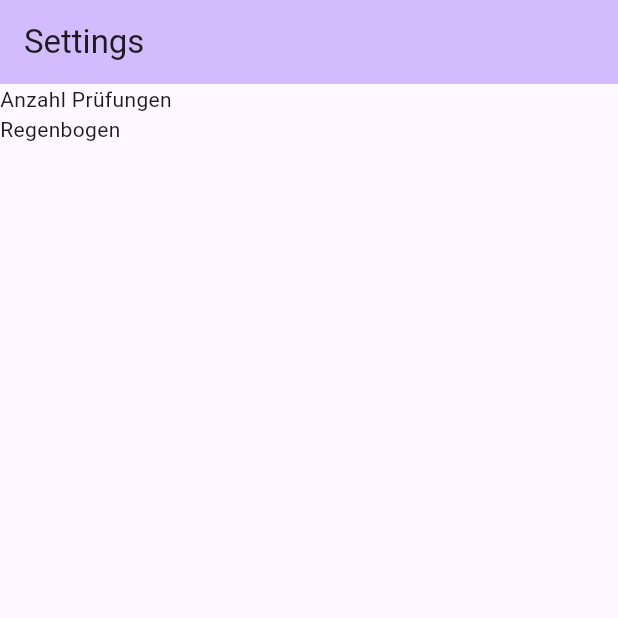
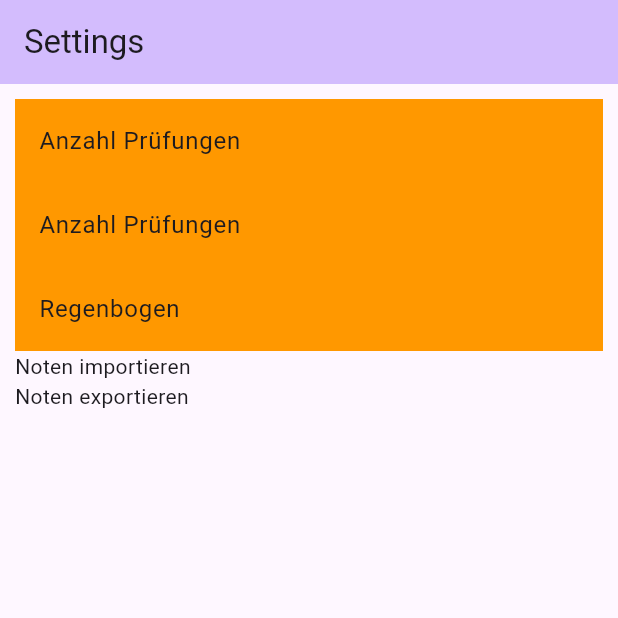
Before and after one commit to AKORA-Studios/calq_abiturnoten, a Flutter app: the SettingsScreen screen opened directly, on a phone screen of 412 x 824 dp, the top half of it. Run offline on Flutter 3.47's test engine with Material 3 defaults, Android fonts, the light colour scheme and no system bars.

Commit message:
Add base Screens

```diff
--- /dev/null
+++ b/lib/ui/Screens/settings_screen.dart
@@ -0,0 +1,40 @@
+import 'package:flutter/material.dart';
+
+class SettingsScreen extends StatefulWidget {
+  const SettingsScreen({super.key});
+
+  @override
+  State<SettingsScreen> createState() => _SettingsScreenState();
+}
+
+class _SettingsScreenState extends State<SettingsScreen> {
+  @override
+  Widget build(BuildContext context) {
+    return Scaffold(
+        appBar: AppBar(
+          backgroundColor: Theme.of(context).colorScheme.inversePrimary,
+          title: Text("Settings"),
+        ),
+        body: Padding(
+          padding: EdgeInsets.all(10),
+          child: ListView(
+            children: const [
+              ListTile(
+                title: Text("Anzahl Prüfungen"),
+                tileColor: Colors.orange,
+              ),
+              ListTile(
+                title: Text("Anzahl Prüfungen"),
+                tileColor: Colors.orange,
+              ),
+              ListTile(
+                title: Text("Regenbogen"),
+                tileColor: Colors.orange,
+              ),
+              Text("Noten importieren"),
+              Text("Noten exportieren")
+            ],
+          ),
+        ));
+  }
+}
--- /dev/null
+++ b/lib/ui/styling.dart
@@ -0,0 +1,5 @@
+import 'package:flutter/material.dart';
+
+class Styling {
+  static EdgeInsetsGeometry DEFAULT_PADDING = const EdgeInsets.all(10);
+}
```
Also changed, not shown: lib/main.dart (+10 -18 lines), lib/ui/Screens/add_grade_screen.dart (renamed from lib/Screens/settings_screen.dart, +5 -5 lines), lib/ui/Screens/exam_screen.dart (added, +22 -0 lines), lib/ui/Screens/overview_screen.dart (added, +22 -0 lines), lib/ui/Screens/subjects_screen.dart (added, +22 -0 lines).
